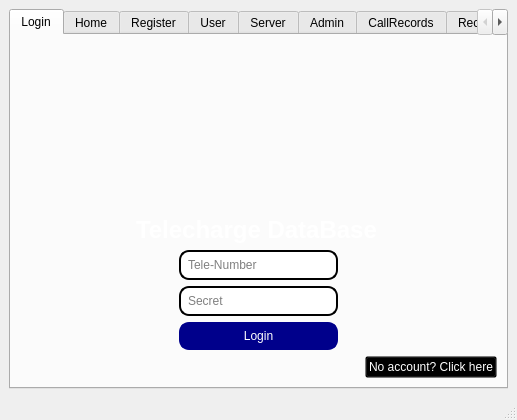
The window that src/telecharge.ui (Jackie-Li-0228/SQL-telecharge-system) describes before a commit, drawn with Qt 5.
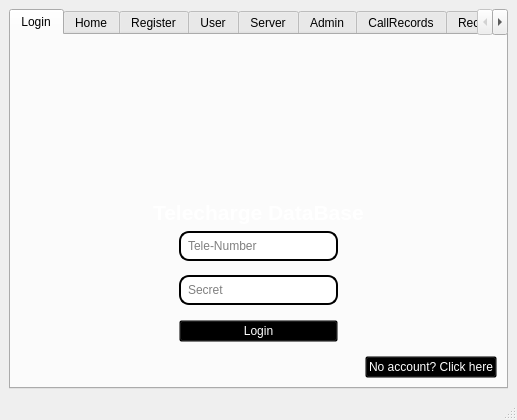
The same window after the commit. The open tabs and pages were chosen to show the change. Icons and pictures are not drawn.

Commit message: beauty ui finally

```diff
--- a/src/telecharge.ui
+++ b/src/telecharge.ui
@@ -239,9 +239,7 @@
            </string>
           </property>
           <property name="text">
-           <string>
-           &lt;html&gt;&lt;head/&gt;&lt;body&gt;&lt;p&gt;&lt;span style=&quot; font-size:18pt; font-weight:600;&quot;&gt;Telecharge DataBase&lt;/span&gt;&lt;/p&gt;&lt;/body&gt;&lt;/html&gt;
-           </string>
+           <string>&lt;html&gt;&lt;head/&gt;&lt;body&gt;&lt;p&gt;&lt;span style=&quot; font-size:16pt; font-weight:600;&quot;&gt;Telecharge DataBase&lt;/span&gt;&lt;span style=&quot; font-size:16pt;&quot;/&gt;&lt;/p&gt;&lt;/body&gt;&lt;/html&gt;</string>
           </property>
          </widget>
         </item>
@@ -295,6 +293,19 @@
           </item>
          </layout>
         </item>
+        <item>
+         <spacer name="verticalSpacer_12">
+          <property name="orientation">
+           <enum>Qt::Vertical</enum>
+          </property>
+          <property name="sizeHint" stdset="0">
+           <size>
+            <width>20</width>
+            <height>40</height>
+           </size>
+          </property>
+         </spacer>
+        </item>
         <item>
          <layout class="QHBoxLayout" name="horizontalLayout_8">
           <item>
@@ -348,6 +359,19 @@
           </item>
          </layout>
         </item>
+        <item>
+         <spacer name="verticalSpacer_14">
+          <property name="orientation">
+           <enum>Qt::Vertical</enum>
+          </property>
+          <property name="sizeHint" stdset="0">
+           <size>
+            <width>20</width>
+            <height>40</height>
+           </size>
+          </property>
+         </spacer>
+        </item>
         <item>
          <layout class="QHBoxLayout" name="horizontalLayout_10">
           <item>
@@ -372,11 +396,16 @@
              </sizepolicy>
             </property>
             <property name="styleSheet">
-             <string notr="true">border: 2px solid #00008B;
+             <string notr="true">QPushButton{
+border: 2px solid #00008B;
 border-radius: 10px;
 background-color: #00008B;
 color: #FFFFFF;
-padding: 5px;</string>
+padding: 5px;
+}
+QPushButton:hover {
+       background-color: #CCCCCC;
+   }；</string>
             </property>
             <property name="text">
              <string>Login</string>
@@ -398,6 +427,19 @@
           </item>
          </layout>
         </item>
+        <item>
+         <spacer name="verticalSpacer_13">
+          <property name="orientation">
+           <enum>Qt::Vertical</enum>
+          </property>
+          <property name="sizeHint" stdset="0">
+           <size>
+            <width>20</width>
+            <height>40</height>
+           </size>
+          </property>
+         </spacer>
+        </item>
         <item alignment="Qt::AlignRight">
          <widget class="QPushButton" name="gotoregisterButton">
           <property name="styleSheet">
```
Left out of the diff: 233 changed lines with no effect on the pictures. The commit also changes 4 other files.
